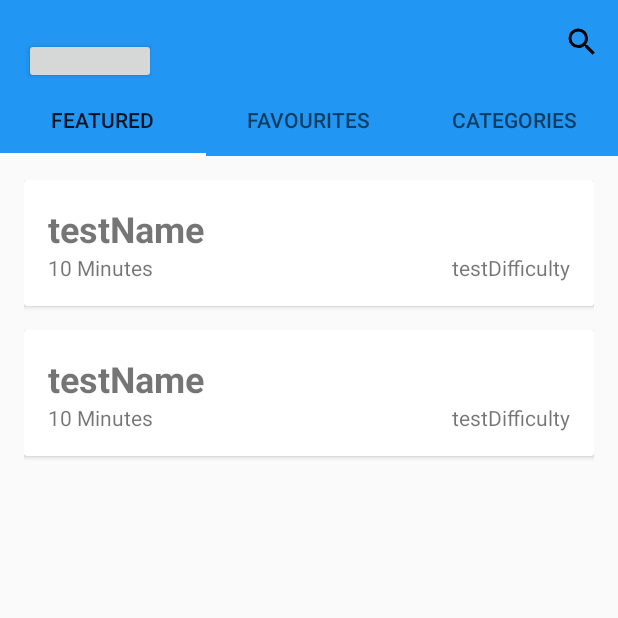
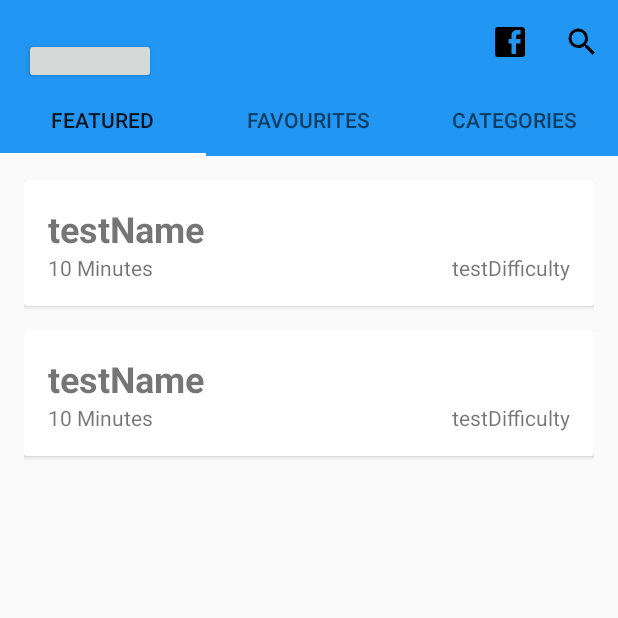
Before and after one commit to DanielCoutts/Dyne, an Android app: the MainActivity screen opened directly, with no data from a screen before it, after a tap on an icon or button, on a phone screen of 412 x 824 dp, the top half of it. Run offline under Robolectric (Android 15) with nearby library versions, the phone set to English and light mode, and no system bars; our stand-ins replace Picasso, Volley; libraries missing offline, so code that uses them is left out: com.facebook, com.facebook.appevents, com.facebook.share; plain views replace ShareButton; network calls fail; pictures from the network do not load; 6 statements that could not run were skipped.

Commit message:
Add new Facebook share button
Position of button to be decided.

```diff
--- a/app/src/main/java/com/team18/teamproject/MainActivity.java
+++ b/app/src/main/java/com/team18/teamproject/MainActivity.java
@@ -157,6 +157,9 @@ public class MainActivity extends AppCompatActivity implements NavigationView.On
             case R.id.action_search:
                 Snackbar.make(drawerLayout, "'Search' clicked", Snackbar.LENGTH_SHORT).setAction("Action", null).show();
                 return true;
+            case R.id.action_facebook:
+
+                return true;
         }
 
         return super.onOptionsItemSelected(item);
--- /dev/null
+++ b/app/src/main/res/drawable/ic_menu_facebook.xml
@@ -0,0 +1,7 @@
+<vector xmlns:android="http://schemas.android.com/apk/res/android"
+    android:height="24dp"
+    android:width="24dp"
+    android:viewportWidth="24"
+    android:viewportHeight="24">
+    <path android:fillColor="#000" android:pathData="M19,4V7H17A1,1 0 0,0 16,8V10H19V13H16V20H13V13H11V10H13V7.5C13,5.56 14.57,4 16.5,4M20,2H4A2,2 0 0,0 2,4V20A2,2 0 0,0 4,22H20A2,2 0 0,0 22,20V4C22,2.89 21.1,2 20,2Z" />
+</vector>
--- a/app/src/main/res/menu/menu_main.xml
+++ b/app/src/main/res/menu/menu_main.xml
@@ -1,14 +1,21 @@
 <?xml version="1.0" encoding="utf-8"?>
 <menu xmlns:android="http://schemas.android.com/apk/res/android"
+    xmlns:app="http://schemas.android.com/apk/res-auto"
     xmlns:tools="http://schemas.android.com/tools"
-    xmlns:app="http://schemas.android.com/apk/res-auto"
     tools:context=".MainActivity">
 
     <item
         android:id="@+id/action_search"
+        android:icon="@drawable/ic_menu_search"
+        android:orderInCategory="1"
+        android:title="@string/search_button"
+        app:showAsAction="always" />
+
+    <item
+        android:id="@+id/action_facebook"
+        android:icon="@drawable/ic_menu_facebook"
         android:orderInCategory="0"
-        android:title="@string/search_button"
         app:showAsAction="always"
-        android:icon="@drawable/ic_menu_search"/>
+        android:title="Share on Facebook" />
 
 </menu>
--- a/app/src/main/res/menu/toolbar.xml
+++ /dev/null
@@ -1,6 +0,0 @@
-<?xml version="1.0" encoding="utf-8"?>
-<menu xmlns:android="http://schemas.android.com/apk/res/android">
-
-
-
-</menu>
```
